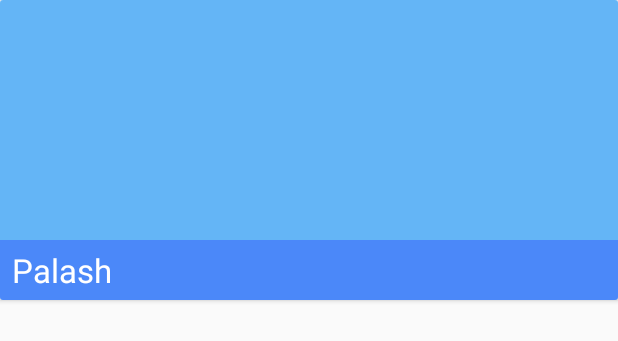
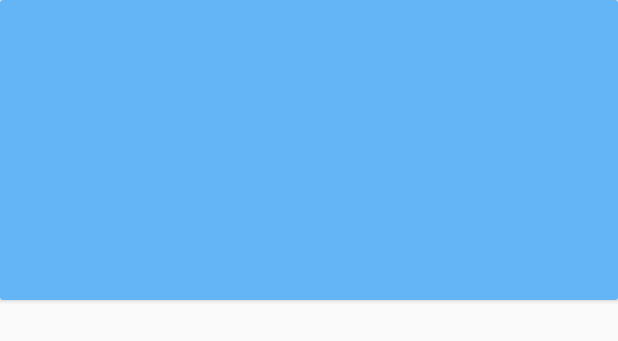
Before and after one commit to Soumya-13106/EsyaAndroidApp2015, an Android app: the layout list_item_category.xml on its own in the app's theme, with its tools: preview values and no code run, on a phone screen of 412 x 824 dp. Shown: the top 341 px of the screen. Run offline under Robolectric (Android 15) with nearby library versions, the phone set to English and light mode, and no system bars.

Commit message:
Lots of changes. Broken code.

```diff
--- a/app/src/main/AndroidManifest.xml
+++ b/app/src/main/AndroidManifest.xml
@@ -76,9 +76,6 @@
             android:value="AIzaSyDJaDg5x3X5t86eZbv5ngtSbFtB5CRsYkU"/>
 
 
-        <meta-data android:name="com.google.android.geo.API_KEY"
-            android:value="AIzaSyAGwCUgBGZk5w7F6OX-TVYoqcHYOcdqIPk"/>
-
     </application>
     <uses-permission android:name="android.permission.INTERNET" />
     <uses-permission android:name="android.permission.GET_ACCOUNTS" />
--- a/app/src/main/java/com/iiitd/esya/app/AboutUsFragment.java
+++ b/app/src/main/java/com/iiitd/esya/app/AboutIIITDFragment.java
@@ -9,14 +9,14 @@ import android.view.ViewGroup;
 /**
  * Created by Soumya on 24-06-2015.
  */
-public class AboutUsFragment extends Fragment{
+public class AboutIIITDFragment extends Fragment{
 
-    public AboutUsFragment() {
+    public AboutIIITDFragment() {
 
     }
     @Override
     public View onCreateView(LayoutInflater inflater, ViewGroup container, Bundle savedInstanceState) {
-        View rootView = inflater.inflate(R.layout.fragment_about_us, container, false);
+        View rootView = inflater.inflate(R.layout.fragment_about_iiitd, container, false);
         return rootView;
     }
 }
--- a/app/src/main/java/com/iiitd/esya/app/DataHolder.java
+++ b/app/src/main/java/com/iiitd/esya/app/DataHolder.java
@@ -18,6 +18,8 @@ import java.util.HashMap;
 public class DataHolder {
     private static final String LOG_TAG = DataHolder.class.getSimpleName();
     public static final boolean COMPRESS_IMAGES_BEFORE_SAVING = true;
+
+    public static boolean EVENT_UPDATED_AFTER_LOGIN = false;
 
     public static int TOTAL_DOWNLOADED_IMAGE_SIZE = 0;
 
--- a/app/src/main/java/com/iiitd/esya/app/Event.java
+++ b/app/src/main/java/com/iiitd/esya/app/Event.java
@@ -32,7 +32,7 @@ public class Event {
     public String contact;
     public boolean registered;
     public boolean team_event;
-    public String team_id;
+    public String team_id = "";
     Date event_date_time;
     Date updated_at;
 
--- a/app/src/main/java/com/iiitd/esya/app/LoginActivity.java
+++ b/app/src/main/java/com/iiitd/esya/app/LoginActivity.java
@@ -179,7 +179,7 @@ public class LoginActivity extends FragmentActivity implements GoogleApiClient.O
 
         mFragmentPagerAdapter = new FragmentPagerAdapter(getSupportFragmentManager()) {
             Fragment landingpage = new LandingPage();
-            Fragment aboutus = new AboutUsFragment();
+            Fragment aboutiiitd = new AboutIIITDFragment();
             Fragment aboutesya = new AboutEsyaFragment();
             Fragment login = new LoginActivityFragment();
 
@@ -191,7 +191,7 @@ public class LoginActivity extends FragmentActivity implements GoogleApiClient.O
                     case 1:
                         return aboutesya;
                     case 2:
-                        return aboutus;
+                        return aboutiiitd;
                     case 3:
                         return login;
                     default:
--- a/app/src/main/java/com/iiitd/esya/app/MainActivity.java
+++ b/app/src/main/java/com/iiitd/esya/app/MainActivity.java
@@ -225,7 +225,7 @@ public class MainActivity extends AppCompatActivity {
                 objFragment = new ProfileFragment();
                 break;
             case 2:
-                objFragment = new AboutUsFragment();
+                objFragment = new AboutIIITDFragment();
                 break;
             case 3:
                 objFragment = new AboutEsyaFragment();
--- a/app/src/main/res/layout/list_item_category.xml
+++ b/app/src/main/res/layout/list_item_category.xml
@@ -24,23 +24,6 @@
             android:clickable="true"
             android:background="@android:drawable/list_selector_background"
             />
-        <TextView
-            android:layout_width="match_parent"
-            android:layout_height="40dp"
-            android:layout_alignEnd="@id/event_card_image"
-            android:layout_alignRight="@id/event_card_image"
-            android:layout_alignBottom="@id/event_card_image"
-            style="@style/Base.TextAppearance.AppCompat.Large.Inverse"
-            android:gravity="center_vertical"
-            android:paddingLeft="8dp"
-            android:paddingRight="0dp"
-            android:paddingEnd="0dp"
-            android:background="#400000ff"
-            android:textColor="@android:color/primary_text_dark"
-            android:id="@+id/list_item_category_textview"
-            android:text="Palash"
-            />
-
 
     </RelativeLayout>
 </android.support.v7.widget.CardView>
--- a/app/src/main/res/values/strings.xml
+++ b/app/src/main/res/values/strings.xml
@@ -53,4 +53,7 @@
     <string name="help_text_join_team_message">Enter the joining code of the team</string>
     <string name="help_text_join_team_button">Join</string>
 
+<!-- TODO: Remove or change this placeholder text -->
+    <string name="hello_blank_fragment">Hello blank fragment</string>
+
 </resources>
```
Also changed, not shown: app/src/main/java/com/iiitd/esya/app/APIDataFetcher.java (+7 -4 lines), app/src/main/java/com/iiitd/esya/app/CategoryListFragment.java (+117 -8 lines), app/src/main/res/drawable/all.png (added), app/src/main/res/drawable/cse.png (added), app/src/main/res/drawable/ece.png (added), app/src/main/res/drawable/flagship.png (added), app/src/main/res/drawable/nontech.png (added), app/src/main/res/drawable/school.png (added), app/src/main/res/drawable/techathlon.png (added), app/src/main/res/drawable/workshops.png (added), app/src/main/res/layout/fragment_about_iiitd.xml (renamed from app/src/main/res/layout/fragment_about_us.xml).
